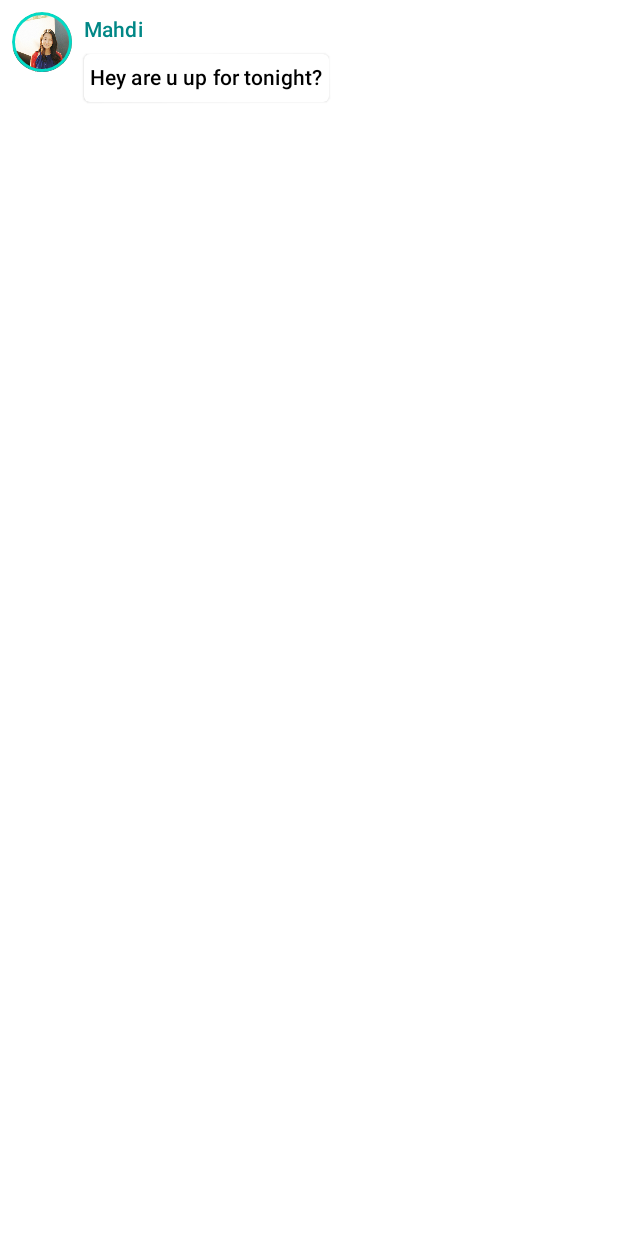
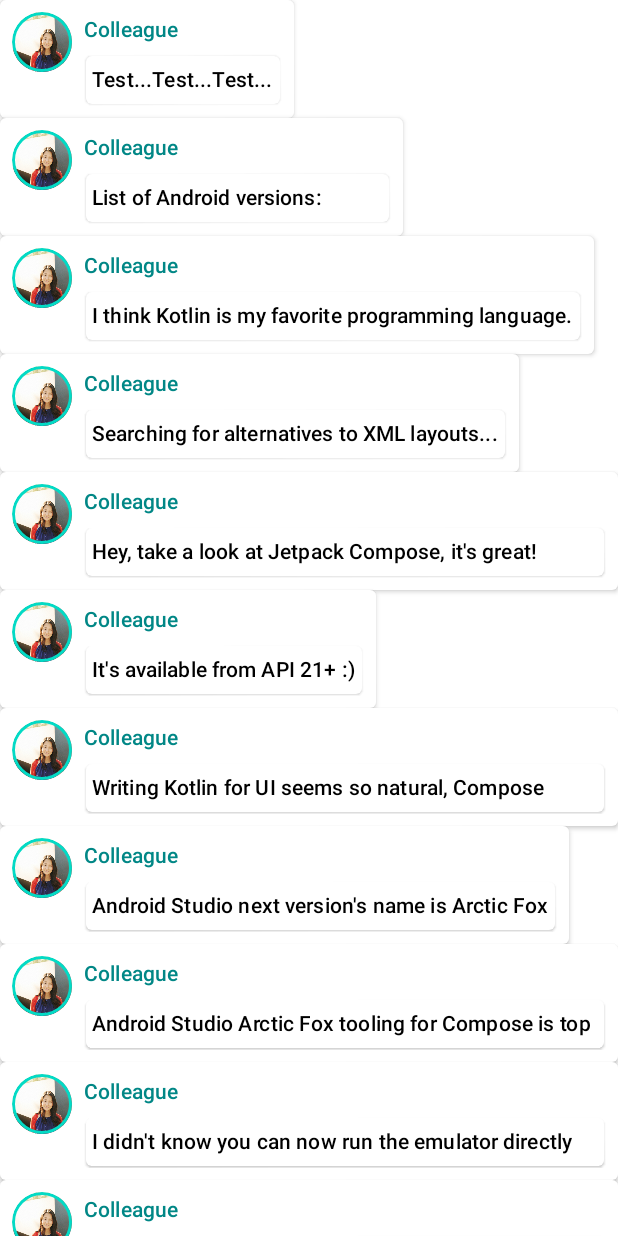
Before and after one commit to mahdi-hosseinnion/JetpackComposePlayground, an Android app built with Jetpack Compose: the screen it shows after launch (MainActivity), on a phone screen of 412 x 824 dp. Run offline under Robolectric (Android 15) with nearby library versions, the phone set to English and light mode, and no system bars.

Commit message:
finish Lesson 4 (Lists and animations) in android compose tutorial

```diff
--- a/app/src/main/java/com/ssmmhh/jetpackcomposeplayground/MainActivity.kt
+++ b/app/src/main/java/com/ssmmhh/jetpackcomposeplayground/MainActivity.kt
@@ -4,14 +4,19 @@ import android.content.res.Configuration.UI_MODE_NIGHT_YES
 import android.os.Bundle
 import androidx.activity.ComponentActivity
 import androidx.activity.compose.setContent
+import androidx.compose.animation.animateColorAsState
+import androidx.compose.animation.animateContentSize
 import androidx.compose.foundation.Image
 import androidx.compose.foundation.border
+import androidx.compose.foundation.clickable
 import androidx.compose.foundation.layout.*
+import androidx.compose.foundation.lazy.LazyColumn
+import androidx.compose.foundation.lazy.items
 import androidx.compose.foundation.shape.CircleShape
 import androidx.compose.material.MaterialTheme
 import androidx.compose.material.Surface
 import androidx.compose.material.Text
-import androidx.compose.runtime.Composable
+import androidx.compose.runtime.*
 import androidx.compose.ui.Modifier
 import androidx.compose.ui.draw.clip
 import androidx.compose.ui.res.painterResource
@@ -30,15 +35,26 @@ class MainActivity : ComponentActivity() {
                     modifier = Modifier.fillMaxSize(),
                     color = MaterialTheme.colors.background
                 ) {
-                    MessageCard(Message.TEST_MESSAGE_1)
+                    Conversation(Message.TEST_MESSAGES)
                 }
             }
         }
     }
 }
 
+
+@Composable
+fun Conversation(items: List<Message>) {
+    LazyColumn() {
+        items(items) { item ->
+            MessageCard(mgs = item)
+        }
+    }
+}
+
 @Composable
 fun MessageCard(mgs: Message) {
+    Surface(shape = MaterialTheme.shapes.medium, elevation = 2.dp) {
         Row(modifier = Modifier.padding(all = 8.dp)) {
             Image(
                 modifier = Modifier
@@ -49,27 +65,40 @@ fun MessageCard(mgs: Message) {
                 contentDescription = stringResource(R.string.profile_picture)
             )
             Spacer(modifier = Modifier.size(8.dp))
-        Column {
+
+            var isExpanded by remember { mutableStateOf(false) }
+
+            val surfaceColor by animateColorAsState(
+                if (isExpanded) MaterialTheme.colors.primary else MaterialTheme.colors.surface,
+            )
+
+            Column(modifier = Modifier.clickable { isExpanded = !isExpanded }) {
                 Text(
                     text = mgs.author,
                     color = MaterialTheme.colors.secondaryVariant,
                     style = MaterialTheme.typography.subtitle2,
                 )
                 Spacer(modifier = Modifier.height(4.dp))
-            Surface(shape = MaterialTheme.shapes.medium, elevation = 1.dp) {
+                Surface(
+                    shape = MaterialTheme.shapes.medium, elevation = 1.dp,
+                    color = surfaceColor,
+                    modifier = Modifier.animateContentSize().padding(1.dp)
+                ) {
                     Text(
                         modifier = Modifier.padding(all = 4.dp),
                         text = mgs.text,
                         color = MaterialTheme.colors.onSurface,
                         style = MaterialTheme.typography.subtitle2,
+                        maxLines = if (isExpanded) Int.MAX_VALUE else 1
                     )
                 }
             }
 
         }
     }
+}
 
-@Preview(showBackground = true,name = "Light Mode")
+@Preview(showBackground = true, name = "Light Mode")
 @Composable
 fun PreviewMessageCardInLightMode() {
     JetpackComposePlaygroundTheme {
--- a/app/src/main/java/com/ssmmhh/jetpackcomposeplayground/Message.kt
+++ b/app/src/main/java/com/ssmmhh/jetpackcomposeplayground/Message.kt
@@ -1,4 +1,6 @@
 package com.ssmmhh.jetpackcomposeplayground
+
+import kotlin.random.Random
 
 data class Message(
     val author: String,
@@ -9,5 +11,73 @@ data class Message(
             author = "Mahdi",
             text = "Hey are u up for tonight?"
         )
+        val TEST_MESSAGES = listOf(
+            Message(
+                "Colleague",
+                "Test...Test...Test..."
+            ),
+            Message(
+                "Colleague",
+                "List of Android versions:\n" +
+                        "Android KitKat (API 19)\n" +
+                        "Android Lollipop (API 21)\n" +
+                        "Android Marshmallow (API 23)\n" +
+                        "Android Nougat (API 24)\n" +
+                        "Android Oreo (API 26)\n" +
+                        "Android Pie (API 28)\n" +
+                        "Android 10 (API 29)\n" +
+                        "Android 11 (API 30)\n" +
+                        "Android 12 (API 31)\n"
+            ),
+            Message(
+                "Colleague",
+                "I think Kotlin is my favorite programming language.\n" +
+                        "It's so much fun!"
+            ),
+            Message(
+                "Colleague",
+                "Searching for alternatives to XML layouts..."
+            ),
+            Message(
+                "Colleague",
+                "Hey, take a look at Jetpack Compose, it's great!\n" +
+                        "It's the Android's modern toolkit for building native UI." +
+                        "It simplifies and accelerates UI development on Android." +
+                        "Less code, powerful tools, and intuitive Kotlin APIs :)"
+            ),
+            Message(
+                "Colleague",
+                "It's available from API 21+ :)"
+            ),
+            Message(
+                "Colleague",
+                "Writing Kotlin for UI seems so natural, Compose where have you been all my life?"
+            ),
+            Message(
+                "Colleague",
+                "Android Studio next version's name is Arctic Fox"
+            ),
+            Message(
+                "Colleague",
+                "Android Studio Arctic Fox tooling for Compose is top notch ^_^"
+            ),
+            Message(
+                "Colleague",
+                "I didn't know you can now run the emulator directly from Android Studio"
+            ),
+            Message(
+                "Colleague",
+                "Compose Previews are great to check quickly how a composable layout looks like"
+            ),
+            Message(
+                "Colleague",
+                "Previews are also interactive after enabling the experimental setting"
+            ),
+            Message(
+                "Colleague",
+                "Have you tried writing build.gradle with KTS?"
+            ),
+        )
+
     }
 }
--- /dev/null
+++ b/app/src/main/java/com/ssmmhh/jetpackcomposeplayground/Util.kt
@@ -0,0 +1,8 @@
+package com.ssmmhh.jetpackcomposeplayground
+
+fun getRandomText(length: Int): String {
+    val allowedChars = ('A'..'Z') + ('a'..'z')
+    return (1..length)
+        .map { allowedChars.random() }
+        .joinToString("")
+}
```
Lines whose indentation alone changed are shown as unchanged.
